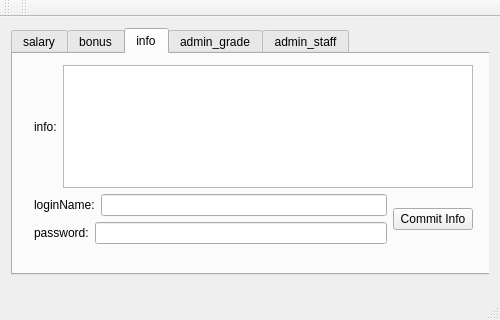
Preffer/MySalary, file mysalary.ui: the form before one commit.
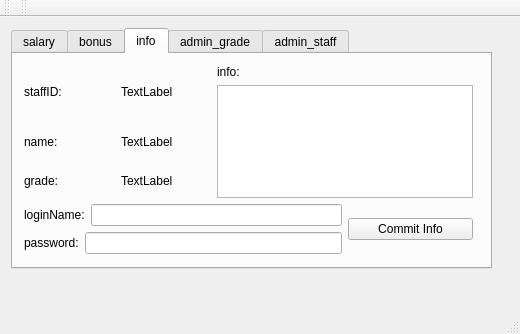
The form after the commit. The open tabs and pages were chosen to show the change.

Commit message: combobox finish

```diff
--- a/mysalary.ui
+++ b/mysalary.ui
@@ -6,8 +6,8 @@
    <rect>
     <x>0</x>
     <y>0</y>
-    <width>500</width>
-    <height>320</height>
+    <width>520</width>
+    <height>334</height>
    </rect>
   </property>
   <property name="windowTitle">
@@ -149,7 +149,7 @@
           <x>0</x>
           <y>0</y>
           <width>481</width>
-          <height>247</height>
+          <height>241</height>
          </rect>
         </property>
         <property name="currentIndex">
@@ -190,31 +190,69 @@
          <attribute name="title">
           <string>info</string>
          </attribute>
-         <widget class="QWidget" name="layoutWidget">
+         <widget class="QWidget" name="">
           <property name="geometry">
            <rect>
-            <x>10</x>
+            <x>0</x>
             <y>0</y>
-            <width>461</width>
-            <height>201</height>
+            <width>471</width>
+            <height>211</height>
            </rect>
           </property>
           <layout class="QGridLayout" name="gridLayout_5">
-           <item row="0" column="0" colspan="2">
-            <layout class="QHBoxLayout" name="horizontalLayout">
-             <item>
-              <widget class="QLabel" name="label_info">
-               <property name="text">
-                <string>info:</string>
-               </property>
-              </widget>
-             </item>
-             <item>
-              <widget class="QTextEdit" name="new_info"/>
-             </item>
-            </layout>
+           <item row="0" column="0" rowspan="2">
+            <widget class="QLabel" name="label_staffID">
+             <property name="text">
+              <string>staffID:</string>
+             </property>
+            </widget>
            </item>
-           <item row="1" column="0">
+           <item row="0" column="1" rowspan="2">
+            <widget class="QLabel" name="staffID">
+             <property name="text">
+              <string>TextLabel</string>
+             </property>
+            </widget>
+           </item>
+           <item row="0" column="2">
+            <widget class="QLabel" name="label_info">
+             <property name="text">
+              <string>info:</string>
+             </property>
+            </widget>
+           </item>
+           <item row="1" column="2" rowspan="3" colspan="2">
+            <widget class="QTextEdit" name="new_info"/>
+           </item>
+           <item row="2" column="0">
+            <widget class="QLabel" name="label_name">
+             <property name="text">
+              <string>name:</string>
+             </property>
+            </widget>
+           </item>
+           <item row="2" column="1">
+            <widget class="QLabel" name="name">
+             <property name="text">
+              <string>TextLabel</string>
+             </property>
+            </widget>
+           </item>
+           <item row="3" column="0">
+            <widget class="QLabel" name="label_grade">
+             <property name="text">
+              <string>grade:</string>
+             </property>
+            </widget>
+           </item>
+           <item row="3" column="1">
+            <widget class="QLabel" name="gradeName">
+             <property name="text">
+              <string>TextLabel</string>
+             </property>
+            </widget>
+           </item>
+           <item row="4" column="0" colspan="3">
             <layout class="QVBoxLayout" name="verticalLayout">
              <item>
               <layout class="QHBoxLayout" name="horizontalLayout_2">
@@ -250,7 +288,7 @@
              </item>
             </layout>
            </item>
-           <item row="1" column="1">
+           <item row="4" column="3">
             <widget class="QPushButton" name="infoCommitButton">
              <property name="text">
               <string>Commit Info</string>
```
Left out of the diff: 32 changed lines with no effect on the pictures. The commit also changes 1 other file.
